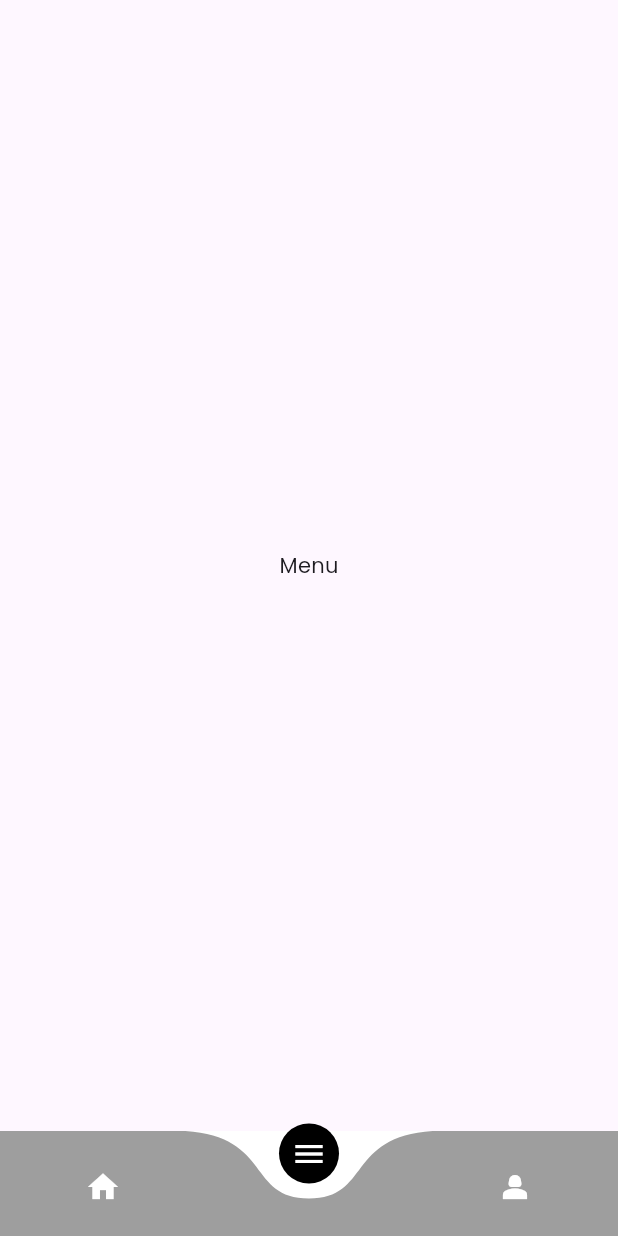
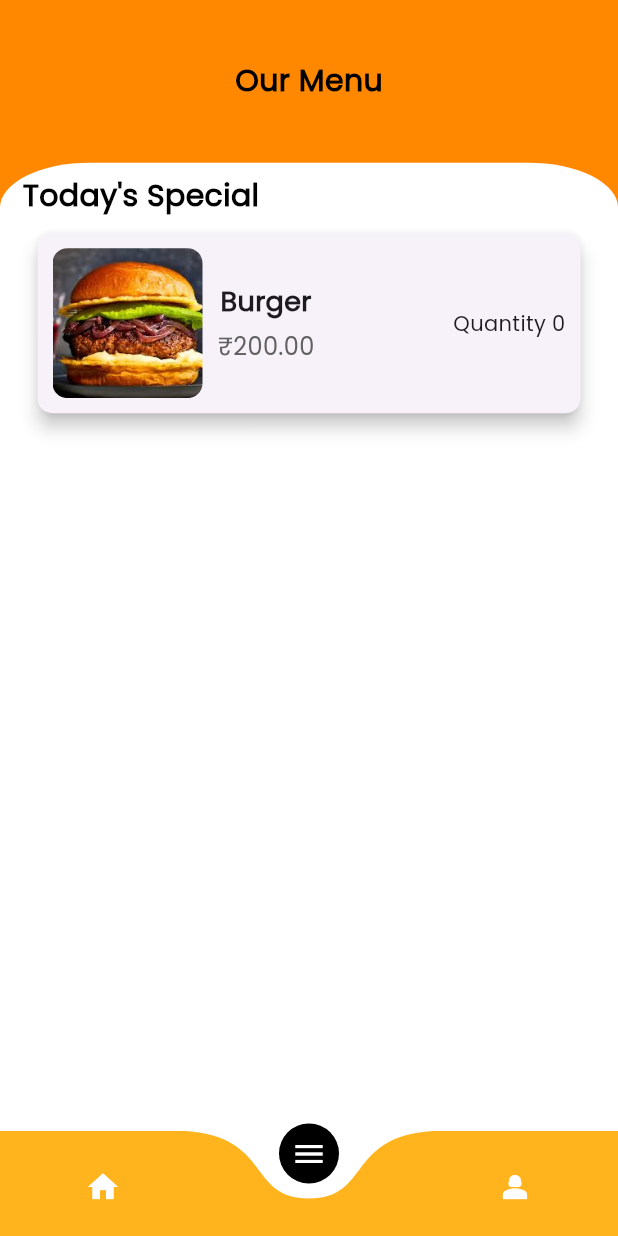
Before and after one commit to akhil-bhaskaran/DepTrack, a Flutter app: the Nav screen opened directly, item 2 of the bottom bar chosen, on a phone screen of 412 x 824 dp. Run offline on Flutter 3.47's test engine with Material 3 defaults, Android fonts, the phone set to English and light mode, and no system bars; drawn by our look-alikes of curved_navigation_bar, flutter_slidable; our stand-ins replace timeline_tile; missing offline and left inert: insta_image_viewer.

Commit message:
feat: Menu items and basic menu page

```diff
--- /dev/null
+++ b/lib/components/menucard.dart
@@ -0,0 +1,100 @@
+import 'package:flutter/material.dart';
+import 'package:flutter_slidable/flutter_slidable.dart';
+
+class MenuItemCard extends StatefulWidget {
+  final String imageUrl;
+  final String foodName;
+  final double price;
+
+  MenuItemCard({
+    required this.imageUrl,
+    required this.foodName,
+    required this.price,
+  });
+
+  @override
+  State<MenuItemCard> createState() => _MenuItemCardState();
+}
+
+class _MenuItemCardState extends State<MenuItemCard> {
+  int quantity = 0;
+  @override
+  Widget build(BuildContext context) {
+    return Slidable(
+      endActionPane: ActionPane(motion: const StretchMotion(), children: [
+        SlidableAction(
+          flex: 1,
+          onPressed: (context) {
+            setState(() {
+              quantity++;
+            });
+          },
+          autoClose: false,
+          icon: Icons.add,
+        ),
+        SlidableAction(
+          autoClose: false,
+          onPressed: (context) {
+            setState(() {
+              if (quantity > 0) quantity--;
+            });
+          },
+          icon: Icons.horizontal_rule,
+          flex: 1,
+        )
+      ]),
+      child: Card(
+        margin: const EdgeInsets.all(10.0),
+        elevation: 5.0,
+        shape: RoundedRectangleBorder(
+          borderRadius: BorderRadius.circular(10.0),
+        ),
+        child: Padding(
+          padding: const EdgeInsets.all(10.0),
+          child: Row(
+            children: <Widget>[
+              ClipRRect(
+                borderRadius: BorderRadius.circular(10.0),
+                child: Image.asset(
+                  widget.imageUrl,
+                  width: 100,
+                  height: 100,
+                  fit: BoxFit.cover,
+                ),
+              ),
+              const SizedBox(width: 10.0),
+              Expanded(
+                child: Column(
+                  crossAxisAlignment: CrossAxisAlignment.start,
+                  children: [
+                    Column(
+                      children: <Widget>[
+                        Text(
+                          widget.foodName,
+                          style: const TextStyle(
+                            fontSize: 18.0,
+                            fontWeight: FontWeight.bold,
+                          ),
+                        ),
+                        const SizedBox(height: 5.0),
+                        Text(
+                          '\u{20B9}${widget.price.toStringAsFixed(2)}',
+                          style: TextStyle(
+                            fontSize: 16.0,
+                            color: Colors.grey[700],
+                          ),
+                        ),
+                      ],
+                    ),
+                  ],
+                ),
+              ),
+              const SizedBox(child: Text("Quantity ")),
+              Text('$quantity')
+            ],
+          ),
+        ),
+      ),
+    );
+  }
+}
--- a/lib/pages/menu.dart
+++ b/lib/pages/menu.dart
@@ -1,14 +1,51 @@
 import 'package:flutter/material.dart';
+import 'package:flutter/widgets.dart';
+import 'package:pattip/components/constants.dart';
+import 'package:pattip/components/menucard.dart';
 
 class MenuPage extends StatelessWidget {
   const MenuPage({super.key});
 
   @override
   Widget build(BuildContext context) {
-    return const Scaffold(
-      body: Center(
-        child: Text("Menu"),
-      ),
-    );
+    return Scaffold(
+        backgroundColor: const Color.fromARGB(255, 255, 136, 0),
+        body: ListView(
+          children: [
+            Container(
+              width: MediaQuery.of(context).size.width,
+              height: MediaQuery.of(context).size.height / 7.6,
+              color: Colors.transparent,
+              child: Center(
+                child: Text(
+                  "Our Menu",
+                  style: Values.txtstyle4,
+                ),
+              ),
+            ),
+            Container(
+              padding: const EdgeInsets.symmetric(horizontal: 15, vertical: 8),
+              height: MediaQuery.of(context).size.height,
+              decoration: const BoxDecoration(
+                  color: Colors.white,
+                  borderRadius: BorderRadius.only(
+                      topLeft: Radius.elliptical(60, 30),
+                      topRight: Radius.elliptical(60, 30))),
+              child: Column(
+                crossAxisAlignment: CrossAxisAlignment.start,
+                children: [
+                  Text(
+                    "Today's Special",
+                    style: Values.txtstyle4,
+                  ),
+                  MenuItemCard(
+                      imageUrl: 'assets/br.jpeg',
+                      foodName: "Burger",
+                      price: 200)
+                ],
+              ),
+            )
+          ],
+        ));
   }
 }
--- a/lib/pages/nav.dart
+++ b/lib/pages/nav.dart
@@ -12,7 +12,11 @@ class Nav extends StatefulWidget {
 }
 
 class _NavState extends State<Nav> {
-  List<Widget> widgetList = [HomePage(), const MenuPage(), const Profile()];
+  List<Widget> widgetList = [
+    const HomePage(),
+    const MenuPage(),
+    const Profile()
+  ];
   int navIndex = 0;
   @override
   Widget build(BuildContext context) {
@@ -22,11 +26,13 @@ class _NavState extends State<Nav> {
         children: widgetList,
       ),
       bottomNavigationBar: CurvedNavigationBar(
-        animationDuration: Duration(milliseconds: 200),
+        animationDuration: const Duration(milliseconds: 200),
         backgroundColor: Colors.white,
         height: 70,
         buttonBackgroundColor: Colors.black,
-        color: Colors.black38,
+        color: navIndex == 0
+            ? Colors.black54
+            : const Color.fromARGB(232, 255, 172, 6),
         index: navIndex,
         onTap: (value) {
           navIndex = value;
--- a/pubspec.yaml
+++ b/pubspec.yaml
@@ -38,6 +38,8 @@ dependencies:
   insta_image_viewer: ^1.0.4
   timeline_tile: ^2.0.0
   curved_navigation_bar: ^1.0.6
+  flutter_slidable: ^3.1.0
+
 
 dev_dependencies:
   flutter_test:
```
Also changed, not shown: assets/br.jpeg (added), pubspec.lock.
